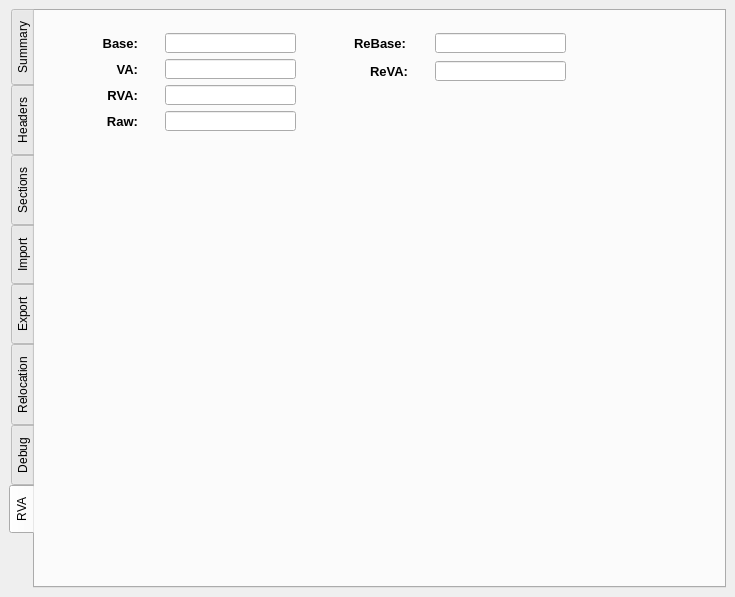
Above: src/OpenArk/ui/scanner.ui from BlackINT3/OpenArk before the change. Below: the same form after it.
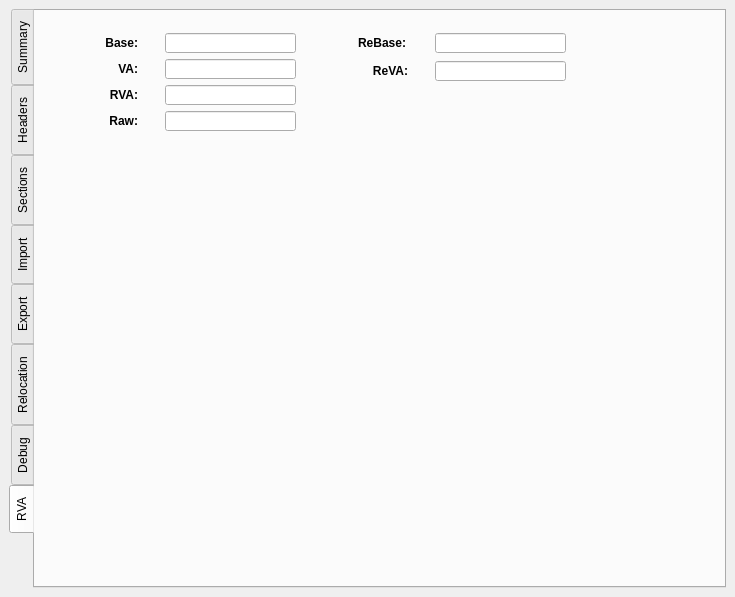
That is the form after the change. The open tabs and pages were chosen to show the change.

```diff
--- a/src/OpenArk/ui/scanner.ui
+++ b/src/OpenArk/ui/scanner.ui
@@ -357,7 +357,6 @@
        </property>
        <property name="font">
         <font>
-         <pointsize>10</pointsize>
          <weight>75</weight>
          <bold>true</bold>
         </font>
@@ -380,7 +379,6 @@
        </property>
        <property name="font">
         <font>
-         <pointsize>10</pointsize>
          <weight>75</weight>
          <bold>true</bold>
         </font>
@@ -403,7 +401,6 @@
        </property>
        <property name="font">
         <font>
-         <pointsize>10</pointsize>
          <weight>75</weight>
          <bold>true</bold>
         </font>
@@ -436,7 +433,6 @@
        </property>
        <property name="font">
         <font>
-         <pointsize>10</pointsize>
          <weight>75</weight>
          <bold>true</bold>
         </font>
@@ -479,7 +475,6 @@
        </property>
        <property name="font">
         <font>
-         <pointsize>10</pointsize>
          <weight>75</weight>
          <bold>true</bold>
         </font>
@@ -502,7 +497,6 @@
        </property>
        <property name="font">
         <font>
-         <pointsize>10</pointsize>
          <weight>75</weight>
          <bold>true</bold>
         </font>
```
